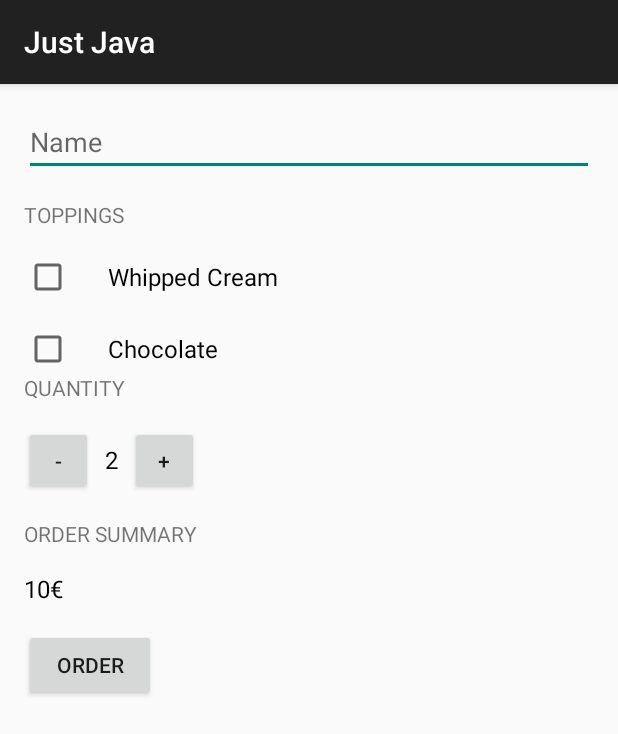
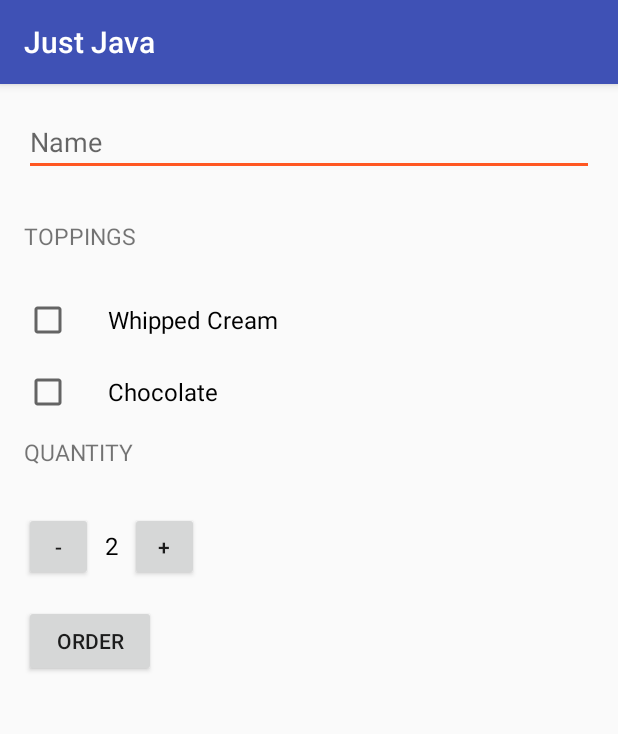
Before and after one commit to xpadro/android-beginner, an Android app: the screen it shows after launch (MainActivity), on a phone screen of 412 x 824 dp. Shown: the top 734 px of the screen. Run offline under Robolectric (Android 15) with nearby library versions, the phone set to English and light mode, and no system bars.

Commit message:
Added theme

```diff
--- a/JustJava/app/src/main/java/net/android/xpadro/justjava/MainActivity.java
+++ b/JustJava/app/src/main/java/net/android/xpadro/justjava/MainActivity.java
@@ -31,7 +31,6 @@ public class MainActivity extends AppCompatActivity {
             return;
         }
         displayQuantity(++quantity);
-        displayPrice(calculatePrice());
     }
 
     public void decrement(View view) {
@@ -40,7 +39,6 @@ public class MainActivity extends AppCompatActivity {
             return;
         }
         displayQuantity(--quantity);
-        displayPrice(calculatePrice());
     }
 
     public void submitOrder(View view) {
@@ -54,14 +52,6 @@ public class MainActivity extends AppCompatActivity {
         TextView quantityTextView = (TextView) findViewById(
                 R.id.quantity_text_view);
         quantityTextView.setText("" + number);
-    }
-
-    /**
-     * This method displays the given price on the screen.
-     */
-    private void displayPrice(String price) {
-        TextView priceTextView = (TextView) findViewById(R.id.order_summary_text_view);
-        priceTextView.setText(price);
     }
 
     private String createOrderSummary() {
--- a/JustJava/app/src/main/res/layout/activity_main.xml
+++ b/JustJava/app/src/main/res/layout/activity_main.xml
@@ -24,11 +24,9 @@
             android:layout_marginBottom="16dp"/>
 
         <TextView
-            android:layout_width="wrap_content"
-            android:layout_height="wrap_content"
-            android:textAllCaps="true"
             android:layout_marginBottom="16dp"
-            android:text="@string/toppings" />
+            android:text="@string/toppings"
+            style="@style/HeaderTextStyle"/>
 
         <CheckBox
             android:id="@+id/cream_checkbox"
@@ -49,11 +47,9 @@
             android:textSize="16sp" />
 
         <TextView
-            android:layout_width="wrap_content"
-            android:layout_height="wrap_content"
-            android:textAllCaps="true"
             android:layout_marginBottom="16dp"
-            android:text="@string/quantity" />
+            android:text="@string/quantity"
+            style="@style/HeaderTextStyle"/>
 
         <LinearLayout
             android:layout_width="match_parent"
@@ -85,22 +81,6 @@
                 android:onClick="increment"/>
         </LinearLayout>
 
-        <TextView
-            android:layout_width="wrap_content"
-            android:layout_height="wrap_content"
-            android:textAllCaps="true"
-            android:layout_marginBottom="16dp"
-            android:layout_marginTop="16dp"
-            android:text="@string/order_summary" />
-
-        <TextView
-            android:id="@+id/order_summary_text_view"
-            android:layout_width="wrap_content"
-            android:layout_height="wrap_content"
-            android:textSize="16sp"
-            android:textColor="@android:color/black"
-            android:text="10€"/>
-
         <Button
             android:layout_width="wrap_content"
             android:layout_height="wrap_content"
--- a/JustJava/app/src/main/res/values/styles.xml
+++ b/JustJava/app/src/main/res/values/styles.xml
@@ -3,6 +3,17 @@
     <!-- Base application theme. -->
     <style name="AppTheme" parent="Theme.AppCompat.Light.DarkActionBar">
         <!-- Customize your theme here. -->
+        <item name="colorPrimary">#3F51B5</item>
+        <item name="colorPrimaryDark">#303F9F</item>
+        <item name="colorAccent">#FF5722</item>
+    </style>
+
+    <style name="HeaderTextStyle" >
+        <item name="android:layout_width">wrap_content</item>
+        <item name="android:layout_height">48dp</item>
+        <item name="android:gravity">center_vertical</item>
+        <item name="android:textAllCaps">true</item>
+        <item name="android:textSize">15sp</item>
     </style>
 
 </resources>
```
